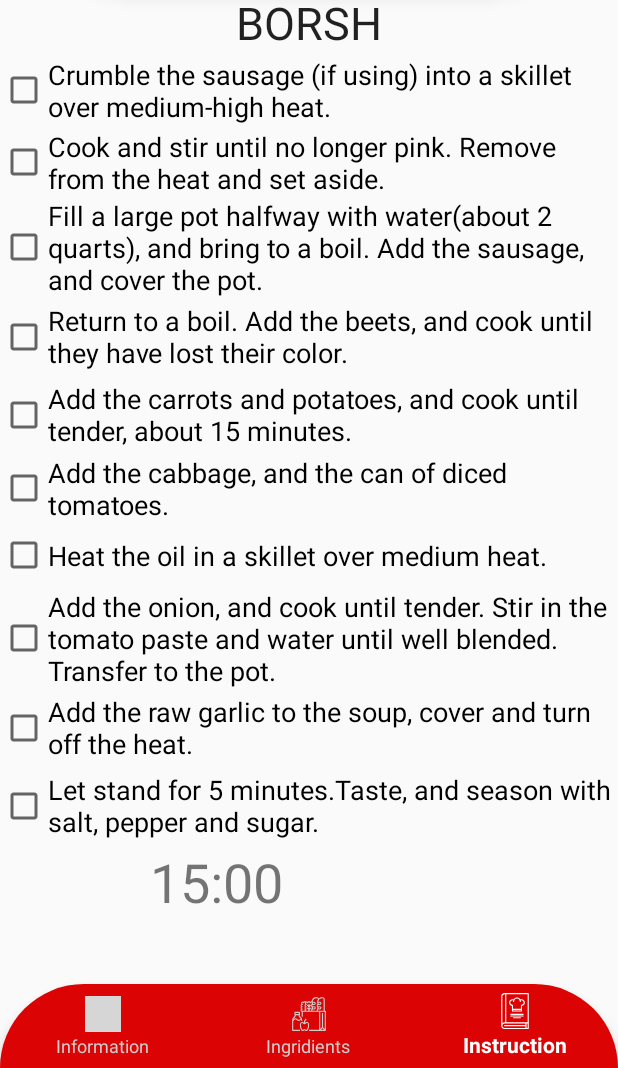
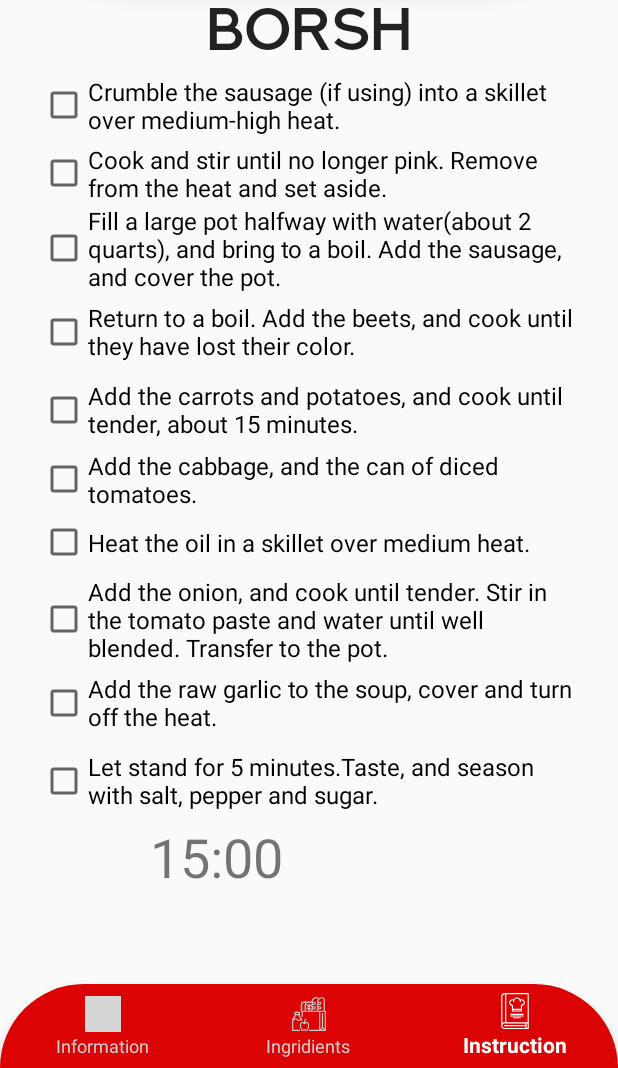
Before and after one commit to thinkingMark/Havka, an Android app: the Instructions screen opened directly, with no data from a screen before it, on a phone screen of 412 x 824 dp, the part 168-1236 px from its top. Run offline under Robolectric (Android 15) with nearby library versions, the phone set to English and light mode, and no system bars; our stand-ins replace Navigation 3; grey boxes are pictures that could not be loaded.

Commit message:
18.03.2020 update

```diff
--- a/app/src/main/java/com/example/havka/SortedMeals.java
+++ b/app/src/main/java/com/example/havka/SortedMeals.java
@@ -131,8 +131,6 @@ public class SortedMeals extends AppCompatActivity {
                         Meals.meals[i].setFavourite(false);
                         Meals.favouriteList.remove(Meals.meals[i]);
                     }
-
-
                 }
             });
 
--- a/app/src/main/res/layout/activity_instructions.xml
+++ b/app/src/main/res/layout/activity_instructions.xml
@@ -38,9 +38,11 @@
 
     <LinearLayout
         android:layout_width="match_parent"
-        android:layout_height="727dp"
+        android:layout_height="770dp"
         android:layout_marginVertical="160px"
         android:layout_marginTop="160px"
+        android:layout_marginLeft="40px"
+        android:layout_marginRight="40px"
         android:orientation="vertical">
 
         <TextView
@@ -49,67 +51,68 @@
             android:layout_gravity="center_horizontal"
             android:text="BORSH"
             android:textAppearance="@style/TextAppearance.AppCompat"
-            android:textSize="30sp" />
+            android:textSize="40sp"
+            android:fontFamily="@font/nextart_semibold"/>
 
         <CheckBox
             android:layout_width="match_parent"
             android:layout_height="50dp"
             android:text="Crumble the sausage (if using) into a skillet over medium-high heat."
-            android:textSize="18dp" />
+            android:textSize="16dp" />
 
         <CheckBox
             android:layout_width="match_parent"
             android:layout_height="wrap_content"
             android:text="Cook and stir until no longer pink. Remove from the heat and set aside."
-            android:textSize="18dp" />
+            android:textSize="16dp" />
 
         <CheckBox
             android:layout_width="match_parent"
             android:layout_height="wrap_content"
             android:text="Fill a large pot halfway with water(about 2 quarts), and bring to a boil. Add the sausage, and cover the pot."
-            android:textSize="18dp" />
+            android:textSize="16dp" />
 
         <CheckBox
             android:layout_width="match_parent"
             android:layout_height="52dp"
             android:text="Return to a boil. Add the beets, and cook until they have lost their color."
-            android:textSize="18dp" />
+            android:textSize="16dp" />
 
         <CheckBox
             android:layout_width="match_parent"
             android:layout_height="52dp"
             android:text="Add the carrots and potatoes, and cook until tender, about 15 minutes. "
-            android:textSize="18dp" />
+            android:textSize="16dp" />
 
         <CheckBox
             android:layout_width="match_parent"
             android:layout_height="wrap_content"
             android:text="Add the cabbage, and the can of diced tomatoes."
-            android:textSize="18dp" />
+            android:textSize="16dp" />
 
         <CheckBox
             android:layout_width="match_parent"
             android:layout_height="43dp"
             android:text="Heat the oil in a skillet over medium heat."
-            android:textSize="18dp" />
+            android:textSize="16dp" />
 
         <CheckBox
             android:layout_width="match_parent"
             android:layout_height="wrap_content"
             android:text="Add the onion, and cook until tender. Stir in the tomato paste and water until well blended. Transfer to the pot."
-            android:textSize="18dp" />
+            android:textSize="16dp" />
 
         <CheckBox
             android:layout_width="match_parent"
             android:layout_height="52dp"
             android:text="Add the raw garlic to the soup, cover and turn off the heat."
-            android:textSize="18dp" />
+            android:textSize="16dp" />
 
         <CheckBox
             android:layout_width="match_parent"
             android:layout_height="52dp"
             android:text="Let stand for 5 minutes.Taste, and season with salt, pepper and sugar."
-            android:textSize="18dp" />
+            android:textSize="16dp" />
 
         <TextView
             android:id="@+id/text_View_countdown"
```
